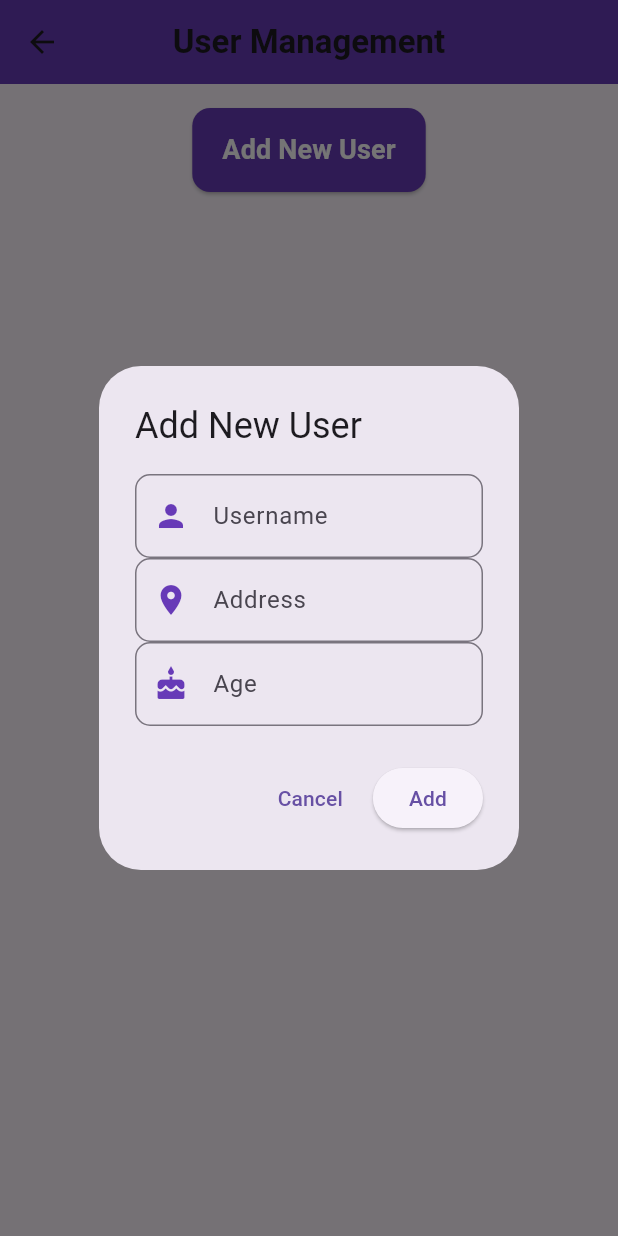
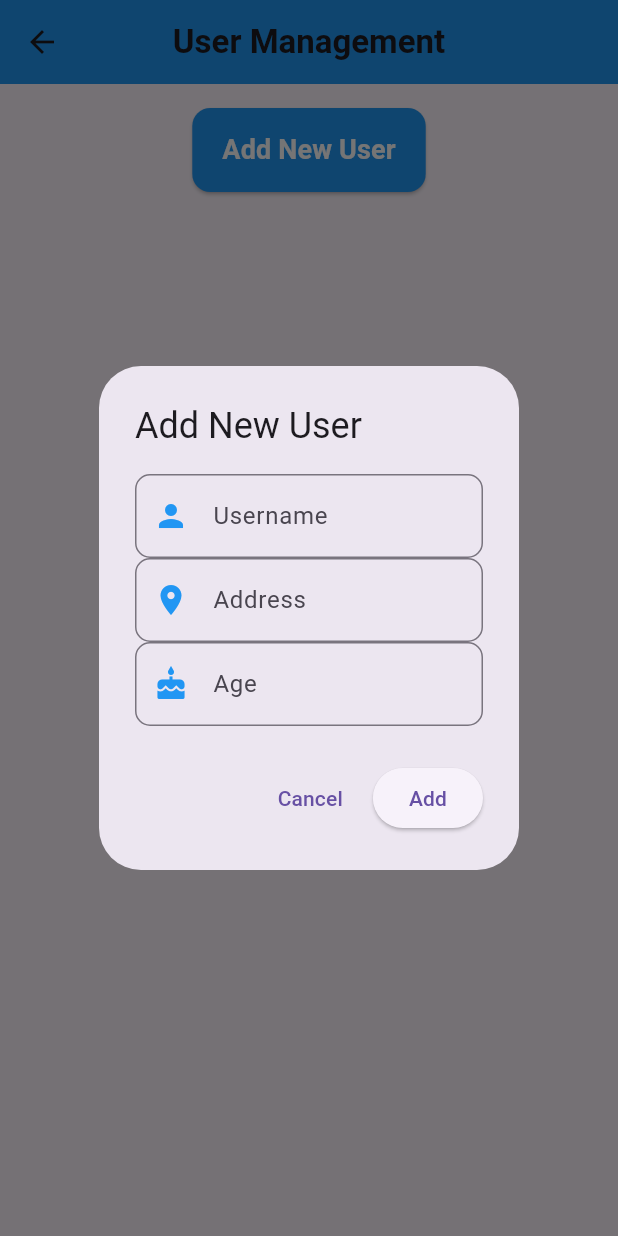
Before and after one commit to MostakAhmedShahad/firebase_authentication_flutter, a Flutter app: the HomePage screen opened directly, after a tap on "Add New User", on a phone screen of 412 x 824 dp. Run offline on Flutter 3.47's test engine with Material 3 defaults, Android fonts, the phone set to English and light mode, and no system bars; our stand-ins replace cloud_firestore, firebase_auth, firebase_core, fluttertoast, font_awesome_flutter, google_sign_in; accounts and stored records are empty.

Commit message:
color_update

```diff
--- a/lib/features/user_auth/presentation/pages/home_page.dart
+++ b/lib/features/user_auth/presentation/pages/home_page.dart
@@ -22,7 +22,7 @@ class _HomePageState extends State<HomePage> {
       appBar: AppBar(
         title: const Text('User Management', style: TextStyle(fontSize: 22, fontWeight: FontWeight.bold)),
         centerTitle: true,
-        backgroundColor: Colors.deepPurple,
+        backgroundColor: Colors.blue,
         elevation: 0,
       ),
       body: Padding(
@@ -32,7 +32,7 @@ class _HomePageState extends State<HomePage> {
             ElevatedButton(
               onPressed: () => _showUserForm(),
               style: ElevatedButton.styleFrom(
-                backgroundColor: Colors.deepPurple,
+                backgroundColor: Colors.blue,
                 padding: const EdgeInsets.symmetric(vertical: 15, horizontal: 20),
                 shape: RoundedRectangleBorder(
                   borderRadius: BorderRadius.circular(12),
@@ -141,7 +141,7 @@ class _HomePageState extends State<HomePage> {
       keyboardType: isNumber ? TextInputType.number : TextInputType.text,
       decoration: InputDecoration(
         labelText: label,
-        prefixIcon: Icon(icon, color: Colors.deepPurple),
+        prefixIcon: Icon(icon, color: Colors.blue),
         border: OutlineInputBorder(borderRadius: BorderRadius.circular(10)),
       ),
     );
```
